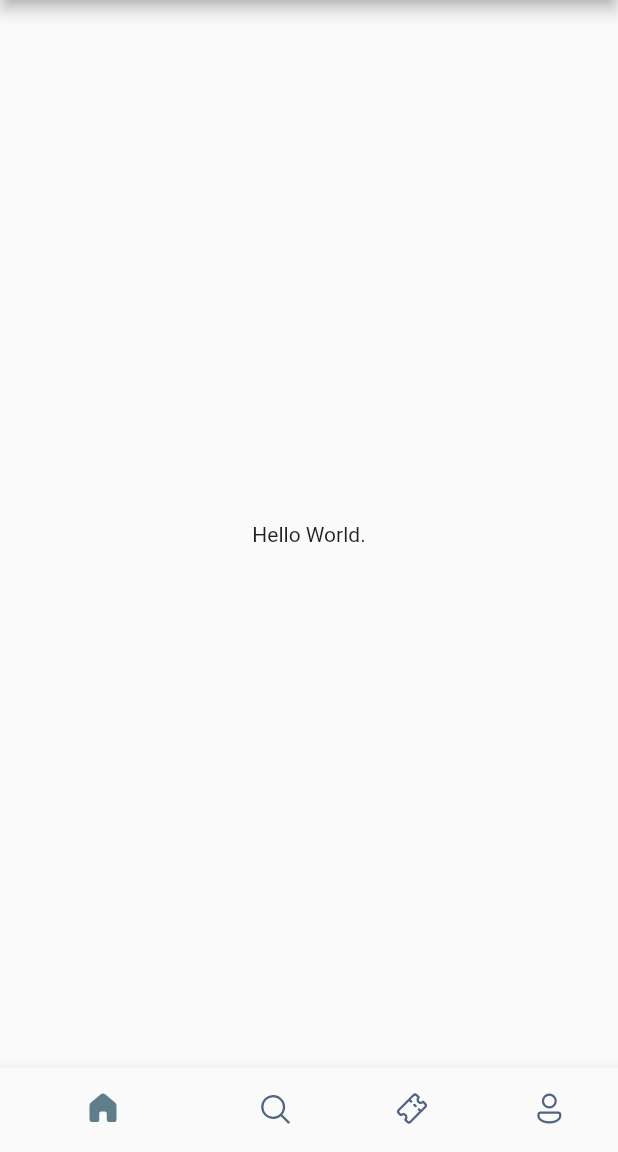
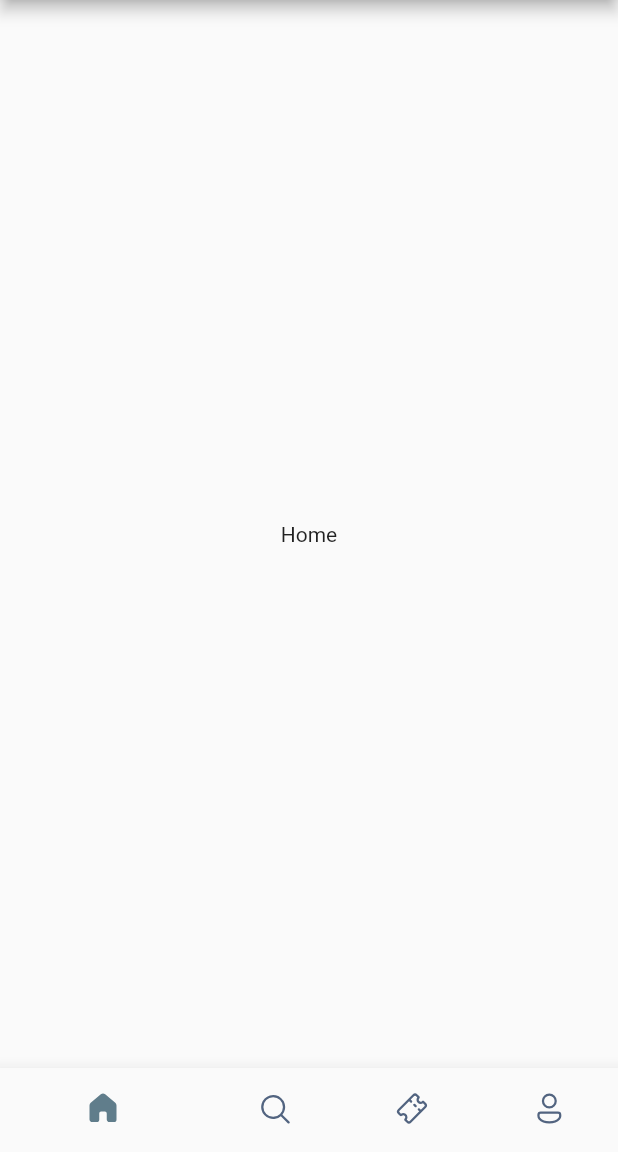
Before and after one commit to aayushgulia666/ticket_booking, a Flutter app: the screen it shows after launch, on a phone screen of 412 x 824 dp, the part 84-1236 px from its top. Run offline on Flutter 3.47's test engine with Material 2 defaults, Android fonts, the phone set to English and light mode, and no system bars; our stand-ins replace fluentui_system_icons.

Commit message:
onTap function added.

```diff
--- a/lib/screens/bottom_bar.dart
+++ b/lib/screens/bottom_bar.dart
@@ -10,6 +10,16 @@ class BottomScreen extends StatefulWidget {
 }
 
 class _BottomScreenState extends State<BottomScreen> {
+
+   int _selectedIndex=0;
+
+   static const List<Widget>_widgetOptions = <Widget>[
+     Text("Home"),
+     Text("Search"),
+     Text("Ticket"),
+     Text("Profile")
+   ];
+
   @override
   Widget build(BuildContext context) {
     return Scaffold(
@@ -17,11 +27,16 @@ class _BottomScreenState extends State<BottomScreen> {
         title: const Text('Ticket Booking'),
       ),
 
-      body: const Center(
-          child: Text("Hello World.")
+      body: Center(
+          child: _widgetOptions[_selectedIndex],
       ),
 
       bottomNavigationBar: BottomNavigationBar(
+        onTap: (int index){
+          setState(() {
+            _selectedIndex=index;
+          });
+        },
 
         elevation: 10,
         showSelectedLabels: false,
```
